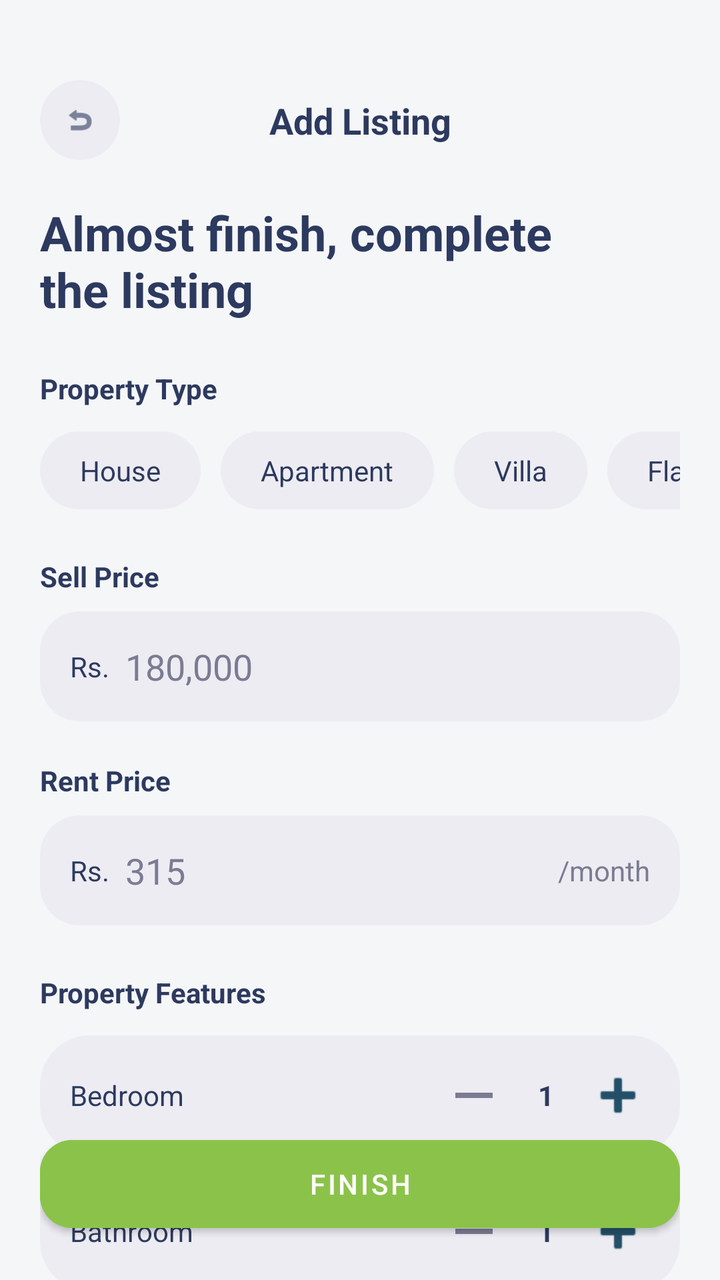
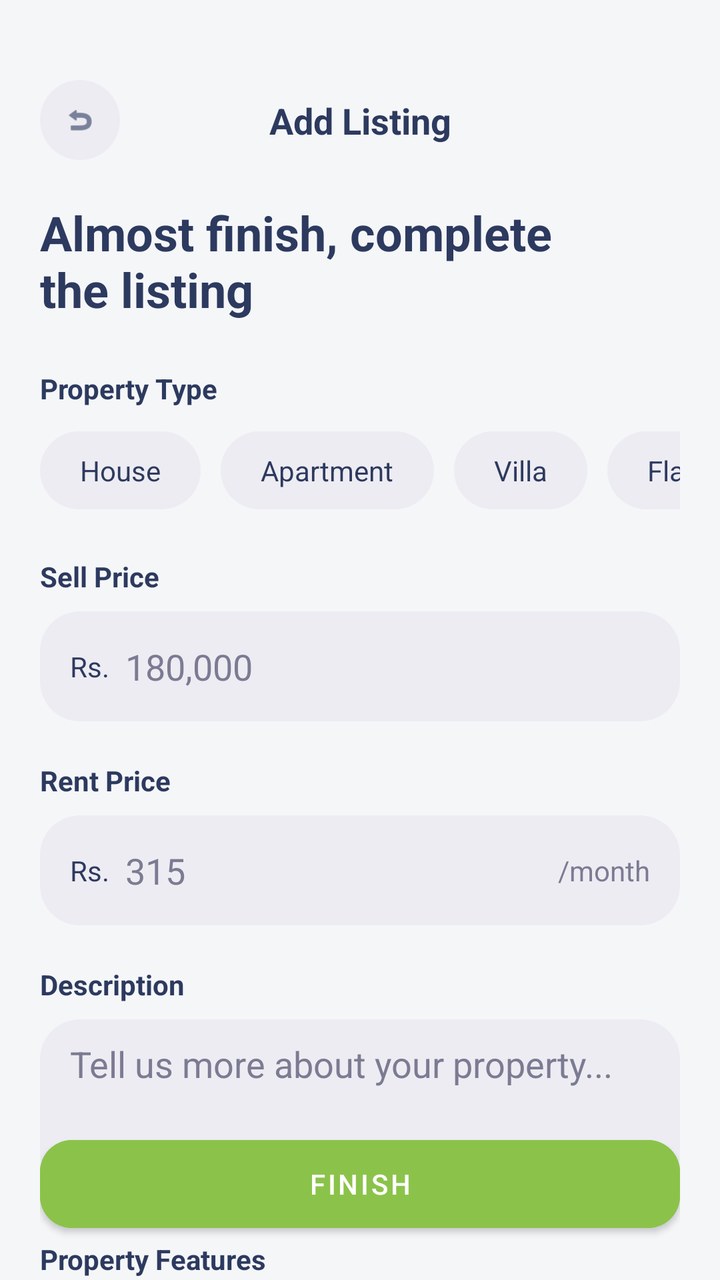

Before-and-after screenshots of an Android layout around one commit, followed by the original layout XML and the change that was made.
<!-- AndroidManifest.xml: application theme Theme.PropVision -->
<!-- res/layout/activity_add_property.xml -->
<?xml version="1.0" encoding="utf-8"?>
<androidx.coordinatorlayout.widget.CoordinatorLayout xmlns:android="http://schemas.android.com/apk/res/android"
    xmlns:app="http://schemas.android.com/apk/res-auto"
    xmlns:tools="http://schemas.android.com/tools"
    android:id="@+id/addPropertyRoot"
    android:layout_width="match_parent"
    android:layout_height="match_parent"
    android:background="#F5F6F8"
    tools:context=".AddPropertyActivity">

    <androidx.core.widget.NestedScrollView
        android:id="@+id/nestedScrollView"
        android:layout_width="match_parent"
        android:layout_height="match_parent"
        android:clipToPadding="false">

        <LinearLayout
            android:layout_width="match_parent"
            android:layout_height="wrap_content"
            android:orientation="vertical"
            android:paddingBottom="120dp">

            
            <androidx.constraintlayout.widget.ConstraintLayout
                android:id="@+id/header"
                android:layout_width="match_parent"
                android:layout_height="wrap_content"
                android:paddingHorizontal="20dp"
                android:paddingTop="40dp"
                android:paddingBottom="10dp">

                <ImageView
                    android:id="@+id/backBtn"
                    android:layout_width="40dp"
                    android:layout_height="40dp"
                    android:background="@drawable/social_button_bg"
                    android:padding="12dp"
                    android:src="@android:drawable/ic_menu_revert"
                    app:layout_constraintBottom_toBottomOf="parent"
                    app:layout_constraintStart_toStartOf="parent"
                    app:layout_constraintTop_toTopOf="parent"
                    app:tint="#2D3A5F" />

                <TextView
                    android:layout_width="wrap_content"
                    android:layout_height="wrap_content"
                    android:text="Add Listing"
                    android:textColor="#2D3A5F"
                    android:textSize="18sp"
                    android:textStyle="bold"
                    app:layout_constraintBottom_toBottomOf="parent"
                    app:layout_constraintEnd_toEndOf="parent"
                    app:layout_constraintStart_toStartOf="parent"
                    app:layout_constraintTop_toTopOf="parent" />
            </androidx.constraintlayout.widget.ConstraintLayout>

            <LinearLayout
                android:layout_width="match_parent"
                android:layout_height="wrap_content"
                android:orientation="vertical"
                android:paddingHorizontal="20dp"
                android:paddingTop="10dp">

                <TextView
                    android:id="@+id/mainTitle"
                    android:layout_width="wrap_content"
                    android:layout_height="wrap_content"
                    android:text="Almost finish, complete\nthe listing"
                    android:textColor="#2D3A5F"
                    android:textSize="24sp"
                    android:textStyle="bold" />

                
                <TextView
                    android:layout_width="wrap_content"
                    android:layout_height="wrap_content"
                    android:layout_marginTop="24dp"
                    android:text="Property Type"
                    android:textColor="#2D3A5F"
                    android:textStyle="bold" />

                <HorizontalScrollView
                    android:layout_width="match_parent"
                    android:layout_height="wrap_content"
                    android:layout_marginTop="12dp"
                    android:scrollbars="none">
                    <LinearLayout
                        android:id="@+id/propertyTypeGroup"
                        android:layout_width="wrap_content"
                        android:layout_height="wrap_content"
                        android:orientation="horizontal">
                        <TextView
                            android:id="@+id/typeHouse"
                            android:layout_width="wrap_content"
                            android:layout_height="wrap_content"
                            android:text="House"
                            android:paddingHorizontal="20dp"
                            android:paddingVertical="10dp"
                            android:background="@drawable/social_button_bg"
                            android:textColor="#2D3A5F"
                            android:layout_marginEnd="10dp"/>
                        <TextView
                            android:id="@+id/typeApartment"
                            android:layout_width="wrap_content"
                            android:layout_height="wrap_content"
                            android:text="Apartment"
                            android:paddingHorizontal="20dp"
                            android:paddingVertical="10dp"
                            android:background="@drawable/social_button_bg"
                            android:textColor="#2D3A5F"
                            android:layout_marginEnd="10dp"/>
                        <TextView
                            android:id="@+id/typeVilla"
                            android:layout_width="wrap_content"
                            android:layout_height="wrap_content"
                            android:text="Villa"
                            android:paddingHorizontal="20dp"
                            android:paddingVertical="10dp"
                            android:background="@drawable/social_button_bg"
                            android:textColor="#2D3A5F"
                            android:layout_marginEnd="10dp"/>
                        <TextView
                            android:id="@+id/typeFlat"
                            android:layout_width="wrap_content"
                            android:layout_height="wrap_content"
                            android:text="Flat"
                            android:paddingHorizontal="20dp"
                            android:paddingVertical="10dp"
                            android:background="@drawable/social_button_bg"
                            android:textColor="#2D3A5F" />
                    </LinearLayout>
                </HorizontalScrollView>

                <TextView
                    android:layout_width="wrap_content"
                    android:layout_height="wrap_content"
                    android:layout_marginTop="24dp"
                    android:text="Sell Price"
                    android:textColor="#2D3A5F"
                    android:textStyle="bold" />

                <LinearLayout
                    android:layout_width="match_parent"
                    android:layout_height="55dp"
                    android:layout_marginTop="8dp"
                    android:background="@drawable/input_background"
                    android:gravity="center_vertical"
                    android:paddingHorizontal="15dp">
                    <TextView android:layout_width="wrap_content" android:layout_height="wrap_content" android:text="Rs." android:textColor="#2D3A5F" />
                    <EditText
                        android:id="@+id/sellPriceInput"
                        android:layout_width="0dp"
                        android:layout_height="wrap_content"
                        android:layout_weight="1"
                        android:background="@null"
                        android:hint="180,000"
                        android:textColor="#2D3A5F"
                        android:textColorHint="#7B7B93"
                        android:inputType="number"
                        android:layout_marginStart="8dp" />
                </LinearLayout>

                <TextView
                    android:layout_width="wrap_content"
                    android:layout_height="wrap_content"
                    android:layout_marginTop="20dp"
                    android:text="Rent Price"
                    android:textColor="#2D3A5F"
                    android:textStyle="bold" />

                <LinearLayout
                    android:layout_width="match_parent"
                    android:layout_height="55dp"
                    android:layout_marginTop="8dp"
                    android:background="@drawable/input_background"
                    android:gravity="center_vertical"
                    android:paddingHorizontal="15dp">
                    <TextView android:layout_width="wrap_content" android:layout_height="wrap_content" android:text="Rs." android:textColor="#2D3A5F" />
                    <EditText
                        android:id="@+id/rentPriceInput"
                        android:layout_width="0dp"
                        android:layout_height="wrap_content"
                        android:layout_weight="1"
                        android:background="@null"
                        android:hint="315"
                        android:textColor="#2D3A5F"
                        android:textColorHint="#7B7B93"
                        android:inputType="number"
                        android:layout_marginStart="8dp" />
                    <TextView android:layout_width="wrap_content" android:layout_height="wrap_content" android:text="/month" android:textColor="#7B7B93" />
                </LinearLayout>

                <TextView
                    android:layout_width="wrap_content"
                    android:layout_height="wrap_content"
                    android:layout_marginTop="24dp"
                    android:text="Property Features"
                    android:textColor="#2D3A5F"
                    android:textStyle="bold" />

                
                <LinearLayout
                    android:layout_width="match_parent"
                    android:layout_height="60dp"
                    android:layout_marginTop="12dp"
                    android:background="@drawable/social_button_bg"
                    android:gravity="center_vertical"
                    android:paddingHorizontal="15dp">
                    <TextView android:layout_width="0dp" android:layout_height="wrap_content" android:layout_weight="1" android:text="Bedroom" android:textColor="#2D3A5F" />
                    <ImageView android:id="@+id/btnMinusBedroom" android:layout_width="32dp" android:layout_height="32dp" android:src="@drawable/ic_minus" app:tint="#7B7B93" />
                    <TextView android:id="@+id/txtBedroomCount" android:layout_width="40dp" android:layout_height="wrap_content" android:text="1" android:textAlignment="center" android:textColor="#2D3A5F" android:textStyle="bold" />
                    <ImageView android:id="@+id/btnAddBedroom" android:layout_width="32dp" android:layout_height="32dp" android:src="@android:drawable/ic_input_add" app:tint="#234F68" />
                </LinearLayout>

                
                <LinearLayout
                    android:layout_width="match_parent"
                    android:layout_height="60dp"
                    android:layout_marginTop="8dp"
                    android:background="@drawable/social_button_bg"
                    android:gravity="center_vertical"
                    android:paddingHorizontal="15dp">
                    <TextView android:layout_width="0dp" android:layout_height="wrap_content" android:layout_weight="1" android:text="Bathroom" android:textColor="#2D3A5F" />
                    <ImageView android:id="@+id/btnMinusBathroom" android:layout_width="32dp" android:layout_height="32dp" android:src="@drawable/ic_minus" app:tint="#7B7B93" />
                    <TextView android:id="@+id/txtBathroomCount" android:layout_width="40dp" android:layout_height="wrap_content" android:text="1" android:textAlignment="center" android:textColor="#2D3A5F" android:textStyle="bold" />
                    <ImageView android:id="@+id/btnAddBathroom" android:layout_width="32dp" android:layout_height="32dp" android:src="@android:drawable/ic_input_add" app:tint="#234F68" />
                </LinearLayout>

                
                <LinearLayout
                    android:layout_width="match_parent"
                    android:layout_height="60dp"
                    android:layout_marginTop="8dp"
                    android:background="@drawable/social_button_bg"
                    android:gravity="center_vertical"
                    android:paddingHorizontal="15dp">
                    <TextView android:layout_width="0dp" android:layout_height="wrap_content" android:layout_weight="1" android:text="Kitchen" android:textColor="#2D3A5F" />
                    <ImageView android:id="@+id/btnMinusKitchen" android:layout_width="32dp" android:layout_height="32dp" android:src="@drawable/ic_minus" app:tint="#7B7B93" />
                    <TextView android:id="@+id/txtKitchenCount" android:layout_width="40dp" android:layout_height="wrap_content" android:text="1" android:textAlignment="center" android:textColor="#2D3A5F" android:textStyle="bold" />
                    <ImageView android:id="@+id/btnAddKitchen" android:layout_width="32dp" android:layout_height="32dp" android:src="@android:drawable/ic_input_add" app:tint="#234F68" />
                </LinearLayout>

                <TextView
                    android:id="@+id/photoTitle"
                    android:layout_width="wrap_content"
                    android:layout_height="wrap_content"
                    android:layout_marginTop="24dp"
                    android:text="Add Photos (0/12)"
                    android:textColor="#2D3A5F"
                    android:textStyle="bold" />

                <HorizontalScrollView
                    android:layout_width="match_parent"
                    android:layout_height="wrap_content"
                    android:layout_marginTop="12dp"
                    android:scrollbars="none">

                    <LinearLayout
                        android:id="@+id/photoContainer"
                        android:layout_width="wrap_content"
                        android:layout_height="wrap_content"
                        android:orientation="horizontal">

                        <androidx.cardview.widget.CardView
                            android:id="@+id/addPhotoBtn"
                            android:layout_width="100dp"
                            android:layout_height="100dp"
                            app:cardCornerRadius="16dp"
                            app:cardBackgroundColor="#F0F0F0">
                            <ImageView
                                android:layout_width="24dp"
                                android:layout_height="24dp"
                                android:layout_gravity="center"
                                android:src="@android:drawable/ic_input_add" />
                        </androidx.cardview.widget.CardView>

                    </LinearLayout>
                </HorizontalScrollView>

                <TextView
                    android:layout_width="wrap_content"
                    android:layout_height="wrap_content"
                    android:layout_marginTop="24dp"
                    android:text="Location"
                    android:textColor="#2D3A5F"
                    android:textStyle="bold" />

                <androidx.cardview.widget.CardView
                    android:id="@+id/mapContainer"
                    android:layout_width="match_parent"
                    android:layout_height="wrap_content"
                    android:layout_marginTop="12dp"
                    app:cardCornerRadius="20dp"
                    app:cardElevation="0dp">

                    <androidx.constraintlayout.widget.ConstraintLayout
                        android:layout_width="match_parent"
                        android:layout_height="wrap_content"
                        android:background="@android:color/white">

                        <View
                            android:id="@+id/mapPlaceholder"
                            android:layout_width="match_parent"
                            android:layout_height="250dp"
                            android:background="#E8F5E9"
                            app:layout_constraintTop_toTopOf="parent" />

                        <ImageView
                            android:layout_width="40dp"
                            android:layout_height="40dp"
                            android:src="@android:drawable/ic_menu_mylocation"
                            app:layout_constraintBottom_toBottomOf="@id/mapPlaceholder"
                            app:layout_constraintEnd_toEndOf="@id/mapPlaceholder"
                            app:layout_constraintStart_toStartOf="@id/mapPlaceholder"
                            app:layout_constraintTop_toTopOf="@id/mapPlaceholder"
                            app:tint="#4CAF50" />

                        <Button
                            android:id="@+id/openMapBtn"
                            android:layout_width="wrap_content"
                            android:layout_height="wrap_content"
                            android:text="Select Location"
                            android:layout_margin="16dp"
                            android:backgroundTint="#234F68"
                            app:layout_constraintBottom_toBottomOf="@id/mapPlaceholder"
                            app:layout_constraintEnd_toEndOf="parent" />

                    </androidx.constraintlayout.widget.ConstraintLayout>
                </androidx.cardview.widget.CardView>

                <LinearLayout
                    android:layout_width="match_parent"
                    android:layout_height="wrap_content"
                    android:layout_marginTop="8dp"
                    android:gravity="center_vertical"
                    android:orientation="horizontal">

                    <TextView
                        android:id="@+id/txtSelectedLocation"
                        android:layout_width="0dp"
                        android:layout_height="wrap_content"
                        android:layout_weight="1"
                        android:text="No location selected"
                        android:textColor="#7B7B93"
                        android:textSize="14sp" />

                    <ImageView
                        android:id="@+id/btnRemoveLocation"
                        android:layout_width="24dp"
                        android:layout_height="24dp"
                        android:src="@android:drawable/ic_menu_close_clear_cancel"
                        android:visibility="gone"
                        app:tint="#FF0000" />
                </LinearLayout>

            </LinearLayout>
        </LinearLayout>
    </androidx.core.widget.NestedScrollView>

    <FrameLayout
        android:id="@+id/bottomAction"
        android:layout_width="match_parent"
        android:layout_height="wrap_content"
        android:layout_gravity="bottom"
        android:padding="20dp"
        android:background="@android:color/transparent">

        <Button
            android:id="@+id/finishBtn"
            android:layout_width="match_parent"
            android:layout_height="56dp"
            android:text="Finish"
            android:backgroundTint="#8BC34A"
            android:textColor="@android:color/white"
            android:elevation="8dp"
            app:cornerRadius="16dp" />
    </FrameLayout>

</androidx.coordinatorlayout.widget.CoordinatorLayout>
<!-- resources referenced by this layout -->
<resources>
  <!-- drawable ic_minus (drawable) -->
  <vector xmlns:android="http://schemas.android.com/apk/res/android"
      android:width="24dp"
      android:height="24dp"
      android:viewportWidth="24"
      android:viewportHeight="24">
      <path
          android:fillColor="#FF000000"
          android:pathData="M19,13H5V11H19V13Z" />
  </vector>
  <!-- drawable input_background (drawable) -->
  <?xml version="1.0" encoding="utf-8"?>
  <shape xmlns:android="http://schemas.android.com/apk/res/android">
      <solid android:color="#EDECF2"/>
      <corners android:radius="20dp"/>
  </shape>
  <!-- drawable social_button_bg (drawable) -->
  <?xml version="1.0" encoding="utf-8"?>
  <shape xmlns:android="http://schemas.android.com/apk/res/android">
      <solid android:color="#EDECF2"/>
      <corners android:radius="25dp"/>
  </shape>
  <style name="Theme.PropVision" parent="Base.Theme.PropVision" />
  <style name="Base.Theme.PropVision" parent="Theme.MaterialComponents.Light.NoActionBar">
          
          <item name="android:windowBackground">#F5F6F8</item>
      </style>
</resources>

<!-- the commit's change to res/layout/activity_add_property.xml (unified diff, before → after) -->
@@ -193,6 +193,34 @@
                 <TextView
                     android:layout_width="wrap_content"
                     android:layout_height="wrap_content"
+                    android:layout_marginTop="20dp"
+                    android:text="Description"
+                    android:textColor="#2D3A5F"
+                    android:textStyle="bold" />
+
+                <LinearLayout
+                    android:layout_width="match_parent"
+                    android:layout_height="wrap_content"
+                    android:layout_marginTop="8dp"
+                    android:background="@drawable/input_background"
+                    android:paddingHorizontal="15dp"
+                    android:paddingVertical="10dp">
+                    <EditText
+                        android:id="@+id/descriptionInput"
+                        android:layout_width="match_parent"
+                        android:layout_height="wrap_content"
+                        android:background="@null"
+                        android:hint="Tell us more about your property..."
+                        android:textColor="#2D3A5F"
+                        android:textColorHint="#7B7B93"
+                        android:inputType="textMultiLine"
+                        android:minLines="3"
+                        android:gravity="top" />
+                </LinearLayout>
+
+                <TextView
+                    android:layout_width="wrap_content"
+                    android:layout_height="wrap_content"
                     android:layout_marginTop="24dp"
                     android:text="Property Features"
                     android:textColor="#2D3A5F"
